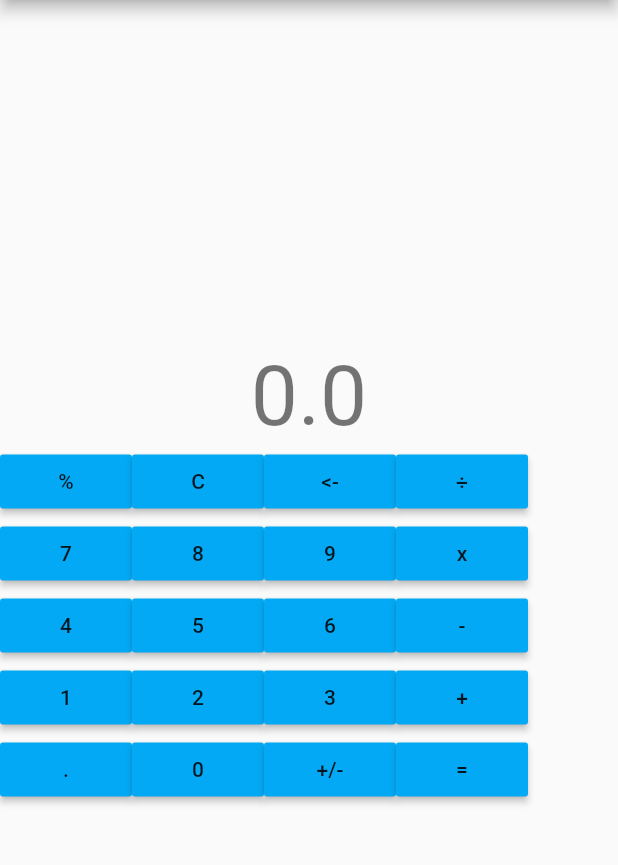
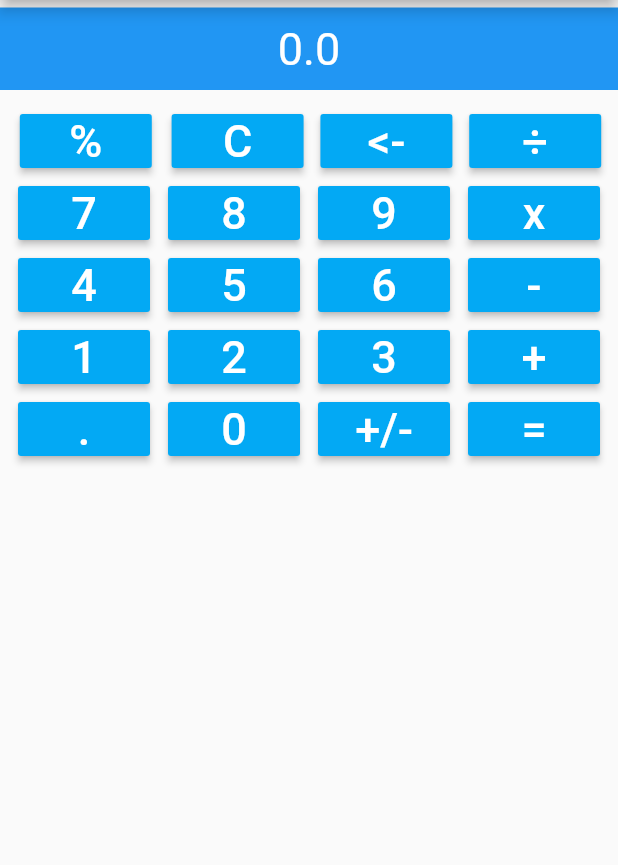
Before and after one commit to lejiteyu/FlutterCalcutorSample, a Flutter app: the screen it shows after launch, on a phone screen of 412 x 824 dp, the part 84-949 px from its top. Run offline on Flutter 3.47's test engine with Material 2 defaults, Android fonts, the phone set to English and light mode, and no system bars; our stand-ins replace easy_localization, package_info, transparent_image.

Commit message:
修改Ui介面

```diff
--- a/lib/BPage.dart
+++ b/lib/BPage.dart
@@ -45,20 +45,24 @@ class _BPage extends StatelessWidget {
             mainAxisAlignment: MainAxisAlignment.spaceEvenly,
             children: <Widget>[
               Expanded(
-                child: Image.asset('images/record.png'),
+                child: Image.asset('resources/images/record.png'),
+              ),
+              Visibility(
+                visible: true,
+                child:  Expanded(
+                  child: Image.asset('resources/images/record.png'),
+                ),
               ),
               Expanded(
-                child: Image.asset('images/record.png'),
+                child: Image.asset('resources/images/record.png'),
               ),
               Expanded(
-                child: Image.asset('images/record.png'),
+                child: Image.asset('resources/images/record.png'),
               ),
             ],
           ),
         ],
       )
-
-
     );
   }
 }
--- a/lib/main.dart
+++ b/lib/main.dart
@@ -229,11 +229,7 @@ class _MyHomePageState extends State<MyHomePage> {
           ],
         ),
       ),
-      body: Center(
-        // Center is a layout widget. It takes a single child and positions it
-        // in the middle of the parent.
-        child:new SingleChildScrollView(
-
+      body:SingleChildScrollView(
         child: Column(
           // Column is also a layout widget. It takes a list of children and
           // arranges them vertically. By default, it sizes itself to fit its
@@ -249,18 +245,27 @@ class _MyHomePageState extends State<MyHomePage> {
           // center the children vertically; the main axis here is the vertical
           // axis because Columns are vertical (the cross axis would be
           // horizontal).
-            mainAxisAlignment: MainAxisAlignment.start,
-            children: <Widget>[
-              Text(
-                '$_calcuator',
-
-                style: Theme.of(context).textTheme.headline2,
-              ),
-              Row(
           //mainAxisAlignment: MainAxisAlignment.spaceEvenly,
           children: <Widget>[
             Container(
-                    //margin:EdgeInsets.only(left: padNum,right: padNum),
+              margin: EdgeInsets.only(top: 5.0, bottom: 10.0), //容器外填充
+              padding: EdgeInsets.all(10.0), //容器内补白
+              decoration: new BoxDecoration(color: Colors.blue),
+              child: new Center(
+                child:Text('$_calcuator',
+                  style: TextStyle(
+                    fontSize: 30.0,
+                    color: Colors.white,
+                  ),
+                ) ,
+              ),
+            ),
+            Row(
+              mainAxisAlignment: MainAxisAlignment.spaceEvenly,
+              crossAxisAlignment: CrossAxisAlignment.center,
+              children: <Widget>[
+                Container(
+                  margin:EdgeInsets.only(left: padNum,right: padNum),
                   child: ButtonTheme(
                     buttonColor: Colors.lightBlue,
 
@@ -268,7 +273,7 @@ class _MyHomePageState extends State<MyHomePage> {
                       onPressed: () {
                         _setData('%');
                       },
-                        child: Text('%'),
+                      child: Text('%' ,style: TextStyle(fontSize: 30.0,color: Colors.white)),
                     ),
                   ),
                 ),
@@ -281,7 +286,7 @@ class _MyHomePageState extends State<MyHomePage> {
                       onPressed: () {
                         _setData('C');
                       },
-                        child: Text('C'),
+                      child: Text('C',style: TextStyle(fontSize: 30.0,color: Colors.white)),
                     ),
                   ),
                 ),
@@ -294,7 +299,7 @@ class _MyHomePageState extends State<MyHomePage> {
                       onPressed: () {
                         _setData('<-');
                       },
-                        child: Text('<-'),
+                      child: Text('<-',style: TextStyle(fontSize: 30.0,color: Colors.white)),
                     ),
                   ),
                 ),
@@ -307,14 +312,15 @@ class _MyHomePageState extends State<MyHomePage> {
                       onPressed: () {
                         _setData('÷');
                       },
-                        child: Text('÷'),
+                      child: Text('÷',style: TextStyle(fontSize: 30.0,color: Colors.white)),
                     ),
                   ),
                 ),
               ],
             ),
             Row(
-                //mainAxisAlignment: MainAxisAlignment.spaceEvenly,
+              mainAxisAlignment: MainAxisAlignment.spaceEvenly,
+              crossAxisAlignment: CrossAxisAlignment.center,
               children: <Widget>[
                 Container(
                   //margin:EdgeInsets.only(left: padNum,right: padNum),
@@ -325,7 +331,7 @@ class _MyHomePageState extends State<MyHomePage> {
                       onPressed: () {
                         _setData('7');
                       },
-                        child: Text('7'),
+                      child: Text('7',style: TextStyle(fontSize: 30.0,color: Colors.white)),
                     ),
                   ),
                 ),
@@ -338,7 +344,7 @@ class _MyHomePageState extends State<MyHomePage> {
                       onPressed: () {
                         _setData('8');
                       },
-                        child: Text('8'),
+                      child: Text('8',style: TextStyle(fontSize: 30.0,color: Colors.white)),
                     ),
                   ),
                 ),
@@ -351,7 +357,7 @@ class _MyHomePageState extends State<MyHomePage> {
                       onPressed: () {
                         _setData('9');
                       },
-                        child: Text('9'),
+                      child: Text('9',style: TextStyle(fontSize: 30.0,color: Colors.white)),
                     ),
                   ),
                 ),
@@ -364,13 +370,15 @@ class _MyHomePageState extends State<MyHomePage> {
                       onPressed: () {
                         _setData('x');
                       },
-                        child: Text('x'),
+                      child: Text('x',style: TextStyle(fontSize: 30.0,color: Colors.white)),
                     ),
                   ),
                 ),
               ],
             ),
             Row(
+              mainAxisAlignment: MainAxisAlignment.spaceEvenly,
+              crossAxisAlignment: CrossAxisAlignment.center,
               children: <Widget>[
                 Container(
                   //margin:EdgeInsets.only(left: padNum,right: padNum),
@@ -381,7 +389,7 @@ class _MyHomePageState extends State<MyHomePage> {
                       onPressed: () {
                         _setData('4');
                       },
-                        child: Text('4'),
+                      child: Text('4',style: TextStyle(fontSize: 30.0,color: Colors.white)),
                     ),
                   ),
                 ),
@@ -394,7 +402,7 @@ class _MyHomePageState extends State<MyHomePage> {
                       onPressed: () {
                         _setData('5');
                       },
-                        child: Text('5'),
+                      child: Text('5',style: TextStyle(fontSize: 30.0,color: Colors.white)),
                     ),
                   ),
                 ),
@@ -407,7 +415,7 @@ class _MyHomePageState extends State<MyHomePage> {
                       onPressed: () {
                         _setData('6');
                       },
-                        child: Text('6'),
+                      child: Text('6',style: TextStyle(fontSize: 30.0,color: Colors.white)),
                     ),
                   ),
                 ),
@@ -420,14 +428,15 @@ class _MyHomePageState extends State<MyHomePage> {
                       onPressed: () {
                         _setData('-');
                       },
-                        child: Text('-'),
+                      child: Text('-',style: TextStyle(fontSize: 30.0,color: Colors.white)),
                     ),
                   ),
                 ),
               ],
             ),
             Row(
-                //mainAxisAlignment: MainAxisAlignment.spaceEvenly,
+              crossAxisAlignment: CrossAxisAlignment.center,
+              mainAxisAlignment: MainAxisAlignment.spaceEvenly,
               children: <Widget>[
                 SizedBox(
                   ////margin:EdgeInsets.only(left: padNum,right: padNum),
@@ -438,7 +447,7 @@ class _MyHomePageState extends State<MyHomePage> {
                       onPressed: () {
                         _setData('1');
                       },
-                        child: Text('1'),
+                      child: Text('1',style: TextStyle(fontSize: 30.0,color: Colors.white)),
                     ),
                   ),
                 ),
@@ -451,7 +460,7 @@ class _MyHomePageState extends State<MyHomePage> {
                       onPressed: () {
                         _setData('2');
                       },
-                        child: Text('2'),
+                      child: Text('2',style: TextStyle(fontSize: 30.0,color: Colors.white)),
                     ),
                   ),
                 ),
@@ -464,7 +473,7 @@ class _MyHomePageState extends State<MyHomePage> {
                       onPressed: () {
                         _setData('3');
                       },
-                        child: Text('3'),
+                      child: Text('3',style: TextStyle(fontSize: 30.0,color: Colors.white)),
                     ),
                   ),
                 ),
@@ -477,14 +486,15 @@ class _MyHomePageState extends State<MyHomePage> {
                       onPressed: () {
                         _setData('+');
                       },
-                        child: Text('+'),
+                      child: Text('+',style: TextStyle(fontSize: 30.0,color: Colors.white)),
                     ),
                   ),
                 ),
               ],
             ),
             Row(
-                //mainAxisAlignment: MainAxisAlignment.spaceEvenly,
+              crossAxisAlignment: CrossAxisAlignment.center,
+              mainAxisAlignment: MainAxisAlignment.spaceEvenly,
               children: <Widget>[
                 Container(
                   //margin:EdgeInsets.only(left: padNum,right: padNum),
@@ -495,7 +505,7 @@ class _MyHomePageState extends State<MyHomePage> {
                       onPressed: () {
                         _setData('.');
                       },
-                        child: Text('.'),
+                      child: Text('.',style: TextStyle(fontSize: 30.0,color: Colors.white)),
                     ),
                   ),
                 ),
@@ -508,7 +518,7 @@ class _MyHomePageState extends State<MyHomePage> {
                       onPressed: () {
                         _setData('0');
                       },
-                        child: Text('0'),
+                      child: Text('0',style: TextStyle(fontSize: 30.0,color: Colors.white)),
                     ),
                   ),
                 ),
@@ -521,7 +531,7 @@ class _MyHomePageState extends State<MyHomePage> {
                       onPressed: () {
                         _setData('+/-');
                       },
-                        child: Text('+/-'),
+                      child: Text('+/-',style: TextStyle(fontSize: 30.0,color: Colors.white)),
                     ),
                   ),
                 ),
@@ -534,7 +544,7 @@ class _MyHomePageState extends State<MyHomePage> {
                       onPressed: () {
                         _setData('=');
                       },
-                        child: Text('='),
+                      child: Text('=',style: TextStyle(fontSize: 30.0,color: Colors.white)),
                     ),
                   ),
                 ),
@@ -543,10 +553,6 @@ class _MyHomePageState extends State<MyHomePage> {
           ],
         ),
       )
-
-      ,
-
-      ),
 //      floatingActionButton: FloatingActionButton(
 //        onPressed: _incrementCounter,
 //        tooltip: 'Increment',
```
Lines whose indentation alone changed are shown as unchanged.
